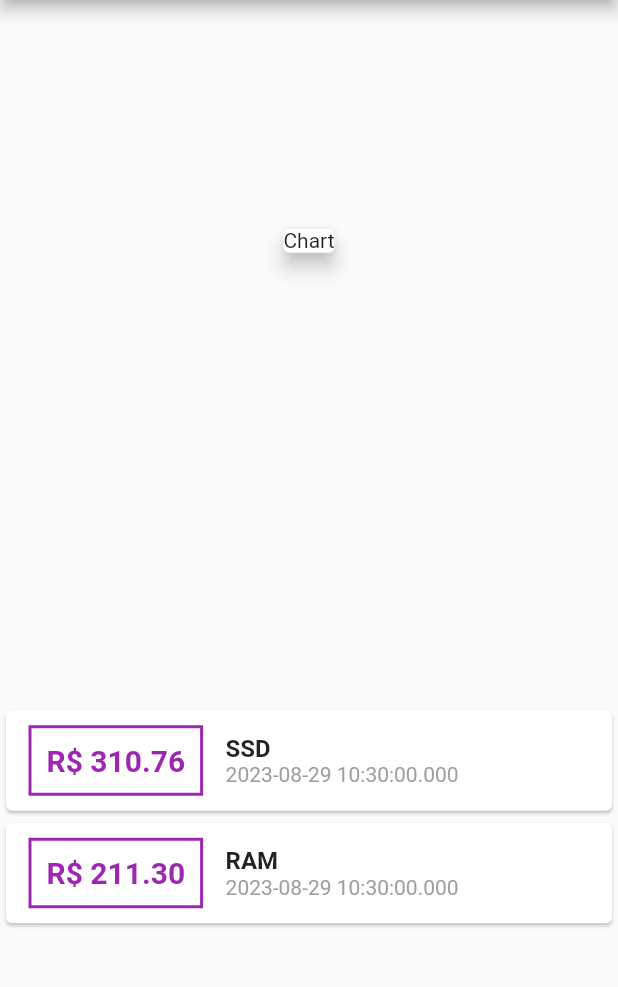
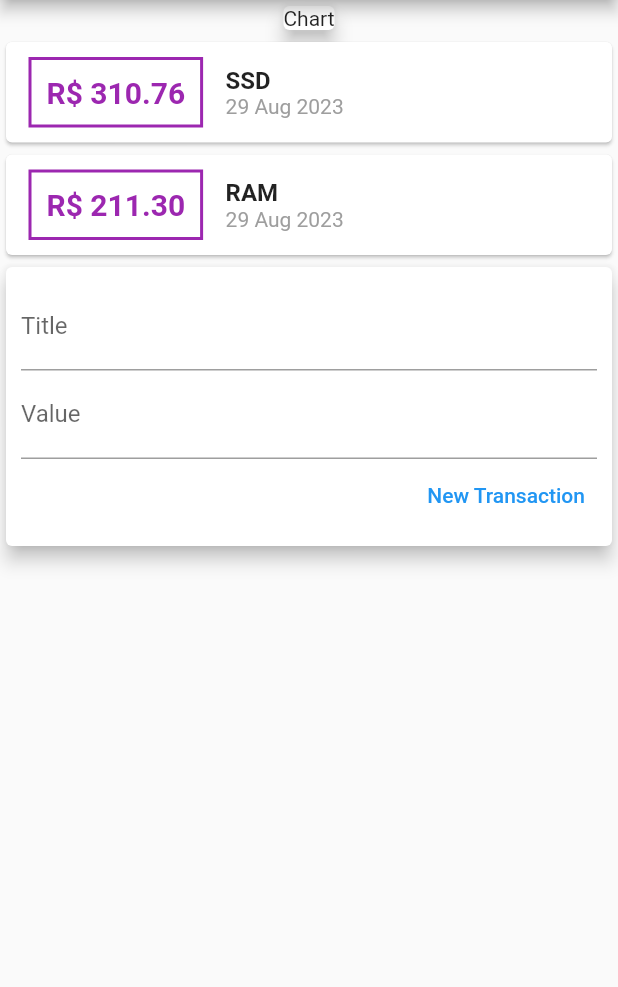
Before and after one commit to FLCampa/personal-expenses, a Flutter app: the screen it shows after launch, on a phone screen of 412 x 824 dp, the part 84-1071 px from its top. Run offline on Flutter 3.47's test engine with Material 2 defaults, Android fonts, the phone set to English and light mode, and no system bars.

Commit message:
feat: creation of transaction list, form and user components

```diff
--- /dev/null
+++ b/lib/components/transaction_form.dart
@@ -0,0 +1,45 @@
+// ignore_for_file: prefer_const_constructors
+import 'package:flutter/material.dart';
+
+class TransactionForm extends StatelessWidget {
+  final titleController = TextEditingController();
+  final valueController = TextEditingController();
+
+  TransactionForm({super.key});
+
+  @override
+  Widget build(BuildContext context) {
+    return Card(
+      elevation: 5,
+      child: Padding(
+        padding: const EdgeInsets.all(10),
+        child: Column(children: [
+          TextField(
+            controller: titleController,
+            decoration: InputDecoration(
+              labelText: 'Title',
+            ),
+          ),
+          TextField(
+            controller: valueController,
+            decoration: InputDecoration(
+              labelText: 'Value',
+            ),
+          ),
+          Row(
+            mainAxisAlignment: MainAxisAlignment.end,
+            children: [
+              TextButton(
+                child: Text('New Transaction'),
+                onPressed: () => {
+                  print(titleController.text),
+                  print(valueController.text),
+                },
+              ),
+            ],
+          )
+        ]),
+      ),
+    );
+  }
+}
--- /dev/null
+++ b/lib/components/transaction_list.dart
@@ -0,0 +1,61 @@
+// ignore_for_file: prefer_const_constructors
+import 'package:flutter/material.dart';
+import 'package:flutter_expenses/models/transaction.dart';
+import 'package:intl/intl.dart';
+
+class TransactionList extends StatelessWidget {
+  final List<Transaction> transactions;
+
+  const TransactionList(this.transactions, {super.key});
+
+  @override
+  Widget build(BuildContext context) {
+    return Column(
+      children: transactions.map((tr) {
+        return Card(
+          child: Row(children: [
+            Container(
+              margin: EdgeInsets.symmetric(
+                horizontal: 15,
+                vertical: 10,
+              ),
+              decoration: BoxDecoration(
+                border: Border.all(
+                  color: Colors.purple,
+                  width: 2,
+                ),
+              ),
+              padding: EdgeInsets.all(10),
+              child: Text(
+                'R\$ ${tr.value.toStringAsFixed(2)}',
+                style: TextStyle(
+                  fontSize: 20,
+                  fontWeight: FontWeight.bold,
+                  color: Colors.purple,
+                ),
+              ),
+            ),
+            Column(
+              crossAxisAlignment: CrossAxisAlignment.start,
+              children: [
+                Text(
+                  tr.title,
+                  style: TextStyle(
+                    fontSize: 16,
+                    fontWeight: FontWeight.bold,
+                  ),
+                ),
+                Text(
+                  DateFormat('d MMM y').format(tr.date),
+                  style: TextStyle(
+                    color: Colors.grey,
+                  ),
+                ),
+              ],
+            )
+          ]),
+        );
+      }).toList(),
+    );
+  }
+}
--- /dev/null
+++ b/lib/components/transaction_user.dart
@@ -0,0 +1,38 @@
+import 'package:flutter/material.dart';
+import 'transaction_form.dart';
+import 'transaction_list.dart';
+import '../models/transaction.dart';
+
+class TransactionUser extends StatefulWidget {
+  const TransactionUser({super.key});
+
+  @override
+  State<TransactionUser> createState() => _TransactionUserState();
+}
+
+class _TransactionUserState extends State<TransactionUser> {
+  final _transactions = [
+    Transaction(
+      id: 't1',
+      title: 'SSD',
+      value: 310.76,
+      date: DateTime.now(),
+    ),
+    Transaction(
+      id: 't2',
+      title: 'RAM',
+      value: 211.30,
+      date: DateTime.now(),
+    ),
+  ];
+
+  @override
+  Widget build(BuildContext context) {
+    return Column(
+      children: [
+        TransactionList(_transactions),
+        TransactionForm(),
+      ],
+    );
+  }
+}
--- a/lib/main.dart
+++ b/lib/main.dart
@@ -1,6 +1,6 @@
 // ignore_for_file: prefer_const_constructors
 import 'package:flutter/material.dart';
-import 'package:flutter_expenses/models/transaction.dart';
+import 'package:flutter_expenses/components/transaction_user.dart';
 
 void main() => runApp(const ExpensesApp());
 
@@ -16,22 +16,7 @@ class ExpensesApp extends StatelessWidget {
 }
 
 class MyHomePage extends StatelessWidget {
-  final _transactions = [
-    Transaction(
-      id: 't1',
-      title: 'SSD',
-      value: 310.76,
-      date: DateTime.now(),
-    ),
-    Transaction(
-      id: 't2',
-      title: 'RAM',
-      value: 211.30,
-      date: DateTime.now(),
-    ),
-  ];
-
-  MyHomePage({super.key});
+  const MyHomePage({super.key});
 
   @override
   Widget build(BuildContext context) {
@@ -40,7 +25,7 @@ class MyHomePage extends StatelessWidget {
         title: const Text('Personal Expenses'),
       ),
       body: Column(
-          mainAxisAlignment: MainAxisAlignment.spaceAround,
+        //mainAxisAlignment: MainAxisAlignment.spaceAround,
         //crossAxisAlignment: CrossAxisAlignment.stretch, //ocupa todo espaco
         children: [
           Container(
@@ -49,54 +34,9 @@ class MyHomePage extends StatelessWidget {
               child: Text('Chart'),
             ),
           ),
-            Column(
-              children: _transactions.map((tr) {
-                return Card(
-                  child: Row(children: [
-                    Container(
-                      margin: EdgeInsets.symmetric(
-                        horizontal: 15,
-                        vertical: 10,
+          TransactionUser(),
+        ],
       ),
-                      decoration: BoxDecoration(
-                        border: Border.all(
-                          color: Colors.purple,
-                          width: 2,
-                        ),
-                      ),
-                      padding: EdgeInsets.all(10),
-                      child: Text(
-                        'R\$ ${tr.value.toStringAsFixed(2)}',
-                        style: TextStyle(
-                          fontSize: 20,
-                          fontWeight: FontWeight.bold,
-                          color: Colors.purple,
-                        ),
-                      ),
-                    ),
-                    Column(
-                      crossAxisAlignment: CrossAxisAlignment.start,
-                      children: [
-                        Text(
-                          tr.title,
-                          style: TextStyle(
-                            fontSize: 16,
-                            fontWeight: FontWeight.bold,
-                          ),
-                        ),
-                        Text(
-                          tr.date.toString(),
-                          style: TextStyle(
-                            color: Colors.grey,
-                          ),
-                        ),
-                      ],
-                    )
-                  ]),
     );
-              }).toList(),
-            )
-          ],
-        ));
   }
 }
--- a/pubspec.yaml
+++ b/pubspec.yaml
@@ -1,14 +1,15 @@
 name: flutter_expenses
 description: A new Flutter project.
-publish_to: 'none'
+publish_to: "none"
 version: 0.1.0
 
 environment:
-  sdk: '>=3.0.6 <4.0.0'
+  sdk: ">=3.0.6 <4.0.0"
 
 dependencies:
   flutter:
     sdk: flutter
+  intl: ^0.18.1
 
 dev_dependencies:
   flutter_test:
```
Also changed, not shown: pubspec.lock. Lines whose indentation alone changed are shown as unchanged.
